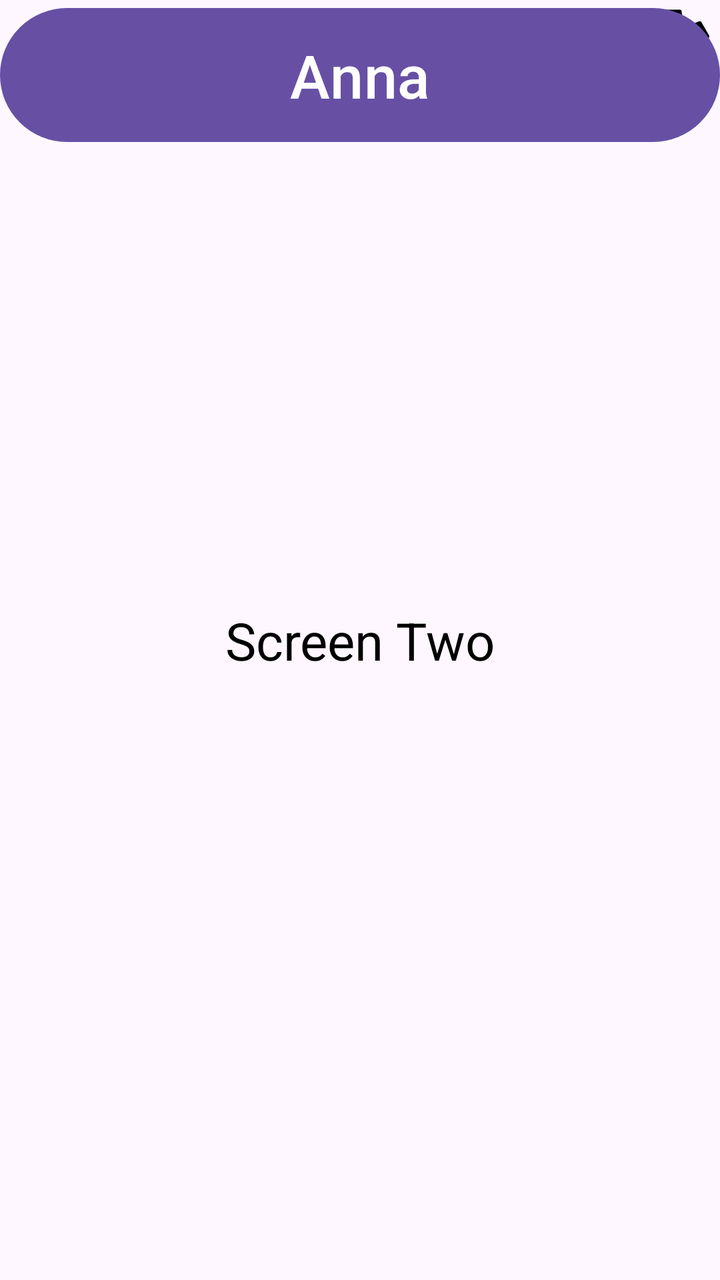
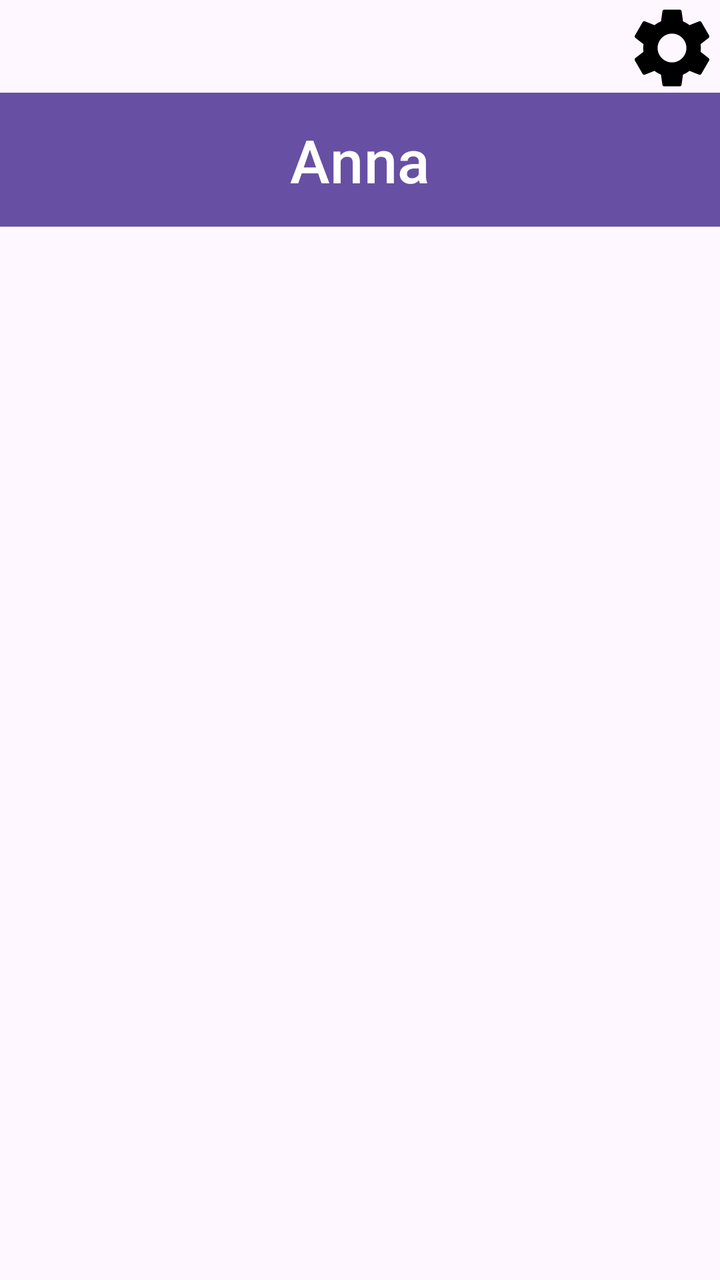

The first picture is an Android layout as it rendered before a commit; the second is the same layout after the commit. The layout source and the unified diff follow.
<!-- AndroidManifest.xml: application theme Theme.SecondActivity -->
<!-- res/layout/activity_secound.xml -->
<?xml version="1.0" encoding="utf-8"?>
<androidx.constraintlayout.widget.ConstraintLayout xmlns:android="http://schemas.android.com/apk/res/android"
    xmlns:app="http://schemas.android.com/apk/res-auto"
    xmlns:tools="http://schemas.android.com/tools"
    android:id="@+id/main"
    android:layout_width="match_parent"
    android:layout_height="match_parent"
    tools:context=".SecoundActivity">

    <ImageView
        android:id="@+id/gotoSettings"
        android:layout_width="48dp"
        android:layout_height="48dp"
        android:src="@drawable/baseline_settings_24"
        android:clickable="true"
        android:focusable="true"
        android:contentDescription="Go to Settings"
        app:layout_constraintTop_toTopOf="parent"
        app:layout_constraintEnd_toEndOf="parent" />

    <TextView
        android:layout_width="wrap_content"
        android:layout_height="wrap_content"
        android:text="Screen Two"
        android:textColor="@color/black"
        android:textSize="26sp"
        app:layout_constraintBottom_toBottomOf="parent"
        app:layout_constraintEnd_toEndOf="parent"
        app:layout_constraintHorizontal_bias="0.5"
        app:layout_constraintStart_toStartOf="parent"
        app:layout_constraintTop_toTopOf="parent"
        app:layout_constraintVertical_bias="0.5" />

    <Button
        android:layout_width="match_parent"
        android:layout_height="75dp"
        app:layout_constraintBottom_toBottomOf="parent"
        android:text="Anna"
        android:textSize="30sp"
        app:layout_constraintStart_toStartOf="parent"
        app:layout_constraintTop_toTopOf="parent"
        app:layout_constraintVertical_bias="0" />

</androidx.constraintlayout.widget.ConstraintLayout>
<!-- resources referenced by this layout -->
<resources>
  <color name="black">#FF000000</color>
  <!-- drawable baseline_settings_24 (drawable) -->
  <vector xmlns:android="http://schemas.android.com/apk/res/android" android:height="24dp" android:tint="#000000" android:viewportHeight="24" android:viewportWidth="24" android:width="24dp">
        
      <path android:fillColor="@android:color/white" android:pathData="M19.14,12.94c0.04,-0.3 0.06,-0.61 0.06,-0.94c0,-0.32 -0.02,-0.64 -0.07,-0.94l2.03,-1.58c0.18,-0.14 0.23,-0.41 0.12,-0.61l-1.92,-3.32c-0.12,-0.22 -0.37,-0.29 -0.59,-0.22l-2.39,0.96c-0.5,-0.38 -1.03,-0.7 -1.62,-0.94L14.4,2.81c-0.04,-0.24 -0.24,-0.41 -0.48,-0.41h-3.84c-0.24,0 -0.43,0.17 -0.47,0.41L9.25,5.35C8.66,5.59 8.12,5.92 7.63,6.29L5.24,5.33c-0.22,-0.08 -0.47,0 -0.59,0.22L2.74,8.87C2.62,9.08 2.66,9.34 2.86,9.48l2.03,1.58C4.84,11.36 4.8,11.69 4.8,12s0.02,0.64 0.07,0.94l-2.03,1.58c-0.18,0.14 -0.23,0.41 -0.12,0.61l1.92,3.32c0.12,0.22 0.37,0.29 0.59,0.22l2.39,-0.96c0.5,0.38 1.03,0.7 1.62,0.94l0.36,2.54c0.05,0.24 0.24,0.41 0.48,0.41h3.84c0.24,0 0.44,-0.17 0.47,-0.41l0.36,-2.54c0.59,-0.24 1.13,-0.56 1.62,-0.94l2.39,0.96c0.22,0.08 0.47,0 0.59,-0.22l1.92,-3.32c0.12,-0.22 0.07,-0.47 -0.12,-0.61L19.14,12.94zM12,15.6c-1.98,0 -3.6,-1.62 -3.6,-3.6s1.62,-3.6 3.6,-3.6s3.6,1.62 3.6,3.6S13.98,15.6 12,15.6z"/>
      
  </vector>
  <style name="Theme.SecondActivity" parent="Base.Theme.SecondActivity" />
  <style name="Base.Theme.SecondActivity" parent="Theme.Material3.DayNight.NoActionBar">
          
          
      </style>
</resources>

<!-- the commit's change to res/layout/activity_secound.xml (unified diff, before → after) -->
@@ -18,27 +18,17 @@
         app:layout_constraintTop_toTopOf="parent"
         app:layout_constraintEnd_toEndOf="parent" />
 
-    <TextView
-        android:layout_width="wrap_content"
-        android:layout_height="wrap_content"
-        android:text="Screen Two"
-        android:textColor="@color/black"
-        android:textSize="26sp"
+
+    <Button
+        android:id="@+id/AnnaContact"
+        android:layout_width="match_parent"
+        android:layout_height="75dp"
+        android:text="Anna"
+        android:textSize="30sp"
+        app:cornerRadius="0dp"
         app:layout_constraintBottom_toBottomOf="parent"
-        app:layout_constraintEnd_toEndOf="parent"
-        app:layout_constraintHorizontal_bias="0.5"
         app:layout_constraintStart_toStartOf="parent"
         app:layout_constraintTop_toTopOf="parent"
-        app:layout_constraintVertical_bias="0.5" />
-
-    <Button
-        android:layout_width="match_parent"
-        android:layout_height="75dp"
-        app:layout_constraintBottom_toBottomOf="parent"
-        android:text="Anna"
-        android:textSize="30sp"
-        app:layout_constraintStart_toStartOf="parent"
-        app:layout_constraintTop_toTopOf="parent"
-        app:layout_constraintVertical_bias="0" />
+        app:layout_constraintVertical_bias="0.075" />
 
 </androidx.constraintlayout.widget.ConstraintLayout>
<!-- resource entries referenced after the edit -->
@@ -1,6 +1,5 @@
 <!-- resources referenced by this layout -->
 <resources>
-  <color name="black">#FF000000</color>
   <!-- drawable baseline_settings_24 (drawable) -->
   <vector xmlns:android="http://schemas.android.com/apk/res/android" android:height="24dp" android:tint="#000000" android:viewportHeight="24" android:viewportWidth="24" android:width="24dp">
         
